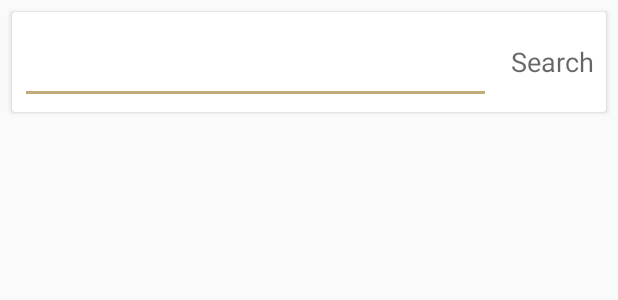
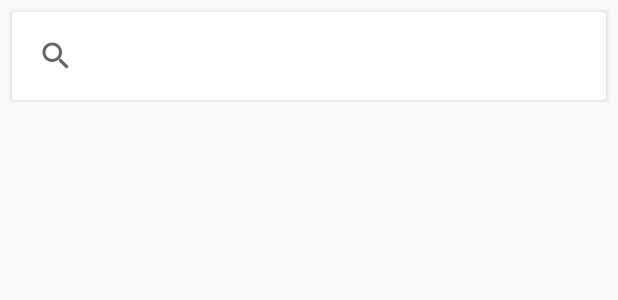
Before and after one commit to obakolefunmi/WordstudyUnitAndroid, an Android app: the layout activity_search.xml on its own in the app's theme, with its tools: preview values and no code run, on a phone screen of 412 x 824 dp. Shown: the top 300 px of the screen. Run offline under Robolectric (Android 15) with nearby library versions, the phone set to English and light mode, and no system bars.

Commit message:
search fixed and change of orientation issues

```diff
--- a/app/src/main/res/layout/activity_search.xml
+++ b/app/src/main/res/layout/activity_search.xml
@@ -1,5 +1,6 @@
 <?xml version="1.0" encoding="utf-8"?>
 <LinearLayout xmlns:android="http://schemas.android.com/apk/res/android"
+    xmlns:app="http://schemas.android.com/apk/res-auto"
     android:orientation="vertical"
     android:layout_width="match_parent"
     android:layout_height="match_parent"
@@ -25,20 +26,14 @@
                 android:id="@+id/textInputLayout1"
                 android:layout_weight="10"
                 android:layout_margin="5dp">
-                <EditText
-                    android:inputType="textMultiLine"
+
+                <SearchView
+                    android:id="@+id/bible_search_search"
                     android:layout_width="match_parent"
-                    android:layout_height="wrap_content"
-                    android:id="@+id/searchedit" />
+                    android:layout_height="match_parent" />
+
             </android.support.design.widget.TextInputLayout>
-            <TextView
-                android:textAppearance="?android:attr/textAppearanceMedium"
-                android:layout_width="wrap_content"
-                android:layout_height="match_parent"
-                android:id="@+id/searchbtn"
-                android:text="Search"
-                android:gravity="center"
-                android:layout_margin="8dp" />
+
         </LinearLayout>
     </android.support.v7.widget.CardView>
     <ProgressBar
```
Also changed, not shown: app/src/main/AndroidManifest.xml (+11 -5 lines), app/src/main/java/com/cuwordstudy/solomolaiye/wordstudyunit/Search.java (+41 -21 lines), app/src/main/res/layout/activity_changepassword.xml (+12 -7 lines), app/src/main/res/drawable-hdpi/ic_search.png (added), app/src/main/res/drawable-mdpi/ic_search.png (added), app/src/main/res/drawable-xhdpi/ic_search.png (added), app/src/main/res/drawable-xxhdpi/ic_search.png (added).
